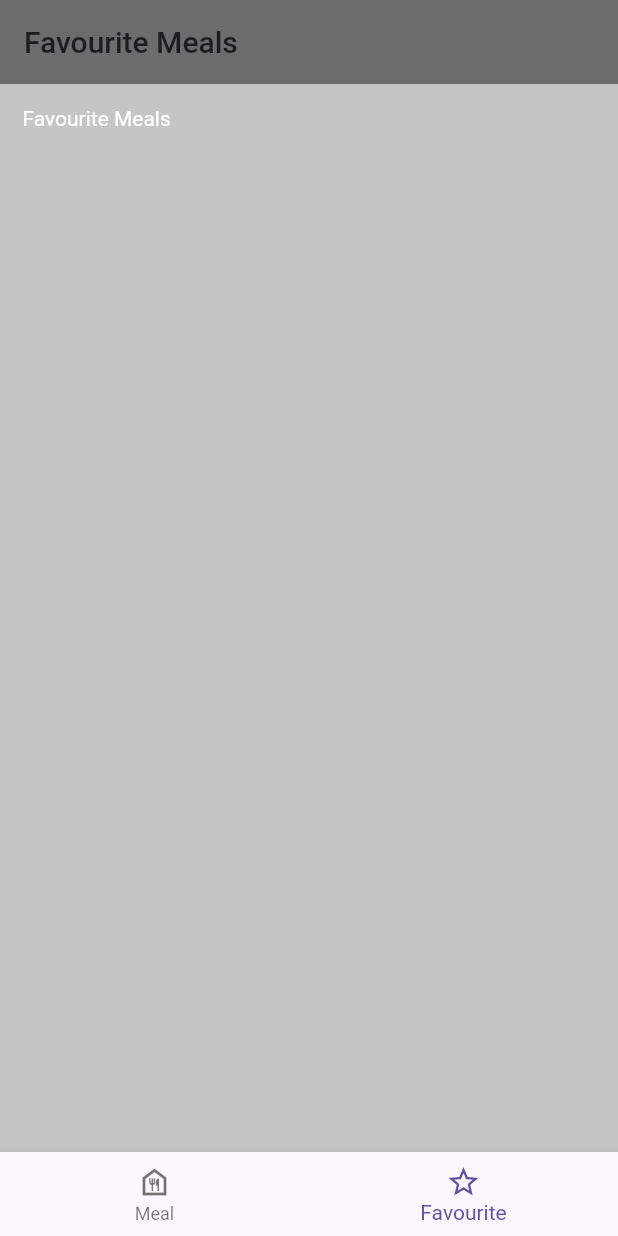
After one commit to YojitSutradhar007/MealsApp, a Flutter app: the screen it shows after launch, item 2 of the bottom bar chosen, on a phone screen of 412 x 824 dp. The commit adds this screen. Run offline on Flutter 3.47's test engine with Material 2 defaults, Android fonts, the phone set to English and light mode, and no system bars; our stand-ins replace cached_network_image, flutter_riverpod, google_fonts, transparent_image.

Commit message:
add the details of in meal screen & add the bottom navigation bar

```diff
--- a/lib/app/app.dart
+++ b/lib/app/app.dart
@@ -24,7 +24,7 @@ class MyApp extends StatelessWidget {
         useMaterial3: true,
         fontFamily: GoogleFonts.sansita().fontFamily,
       ),
-      home: const HomeScreen(),
+      home:   DashBoard(),
     );
   }
 }
--- /dev/null
+++ b/lib/screens/dashboard/dashboard_screen.dart
@@ -0,0 +1,47 @@
+import 'package:flutter/material.dart';
+import '../screens.dart';
+
+class DashBoard extends StatefulWidget {
+  const DashBoard({super.key});
+
+  @override
+  State<DashBoard> createState() => _DashBoardState();
+}
+
+class _DashBoardState extends State<DashBoard> {
+  ValueNotifier<int> screenIndex = ValueNotifier(0);
+
+  // int screenIndex =0;
+
+  List<Widget> screens = [
+    const HomeScreen(),
+    const FavouriteMeals(),
+  ];
+
+  @override
+  Widget build(BuildContext context) {
+    return Scaffold(
+      body: ValueListenableBuilder(
+        valueListenable: screenIndex,
+        builder: (context, value, child) {
+          return screens[value];
+        },
+      ),
+      bottomNavigationBar: ValueListenableBuilder(
+        valueListenable: screenIndex,
+        builder: (context, ref, child) {
+          return BottomNavigationBar(
+            onTap: (index) {
+              screenIndex.value = index;
+            },
+            currentIndex: ref,
+            items: const [
+              BottomNavigationBarItem(icon: Icon(Icons.food_bank_outlined), label: "Meal"),
+              BottomNavigationBarItem(icon: Icon(Icons.star_border_purple500_outlined), label: "Favourite"),
+            ],
+          );
+        },
+      ),
+    );
+  }
+}
--- /dev/null
+++ b/lib/screens/favourite_meals/favourite_meals_screen.dart
@@ -0,0 +1,20 @@
+import 'package:flutter/material.dart';
+
+class FavouriteMeals extends StatelessWidget {
+  const FavouriteMeals({super.key});
+
+  @override
+  Widget build(BuildContext context) {
+    return Scaffold(
+      appBar: AppBar(title: const Text("Favourite Meals"),),
+      body: const Padding(
+        padding: EdgeInsets.all(15),
+        child: Column(
+          children: [
+            Text("Favourite Meals")
+          ],
+        ),
+      ),
+    );
+  }
+}
--- a/lib/screens/home/home_screen.dart
+++ b/lib/screens/home/home_screen.dart
@@ -5,6 +5,8 @@ import '../../resources/resources.dart';
 
 class HomeScreen extends StatelessWidget {
   const HomeScreen({super.key});
+
+
 
   @override
   Widget build(BuildContext context) {
--- a/lib/screens/screens.dart
+++ b/lib/screens/screens.dart
@@ -2,3 +2,5 @@ export 'home/home_screen.dart';
 export 'splash_screen/splash_screen.dart';
 export 'meals_screen/meals_screen.dart';
 export 'meal_detail/meal_detail_screen.dart';
+export 'dashboard/dashboard_screen.dart';
+export 'favourite_meals/favourite_meals_screen.dart';
```
Also changed, not shown: lib/screens/meal_detail/components/border_container.dart (added, +29 -0 lines), lib/screens/meal_detail/components/label_text.dart (added, +25 -0 lines), lib/screens/meal_detail/meal_detail_screen.dart (+33 -11 lines), lib/mode.dart (deleted).
